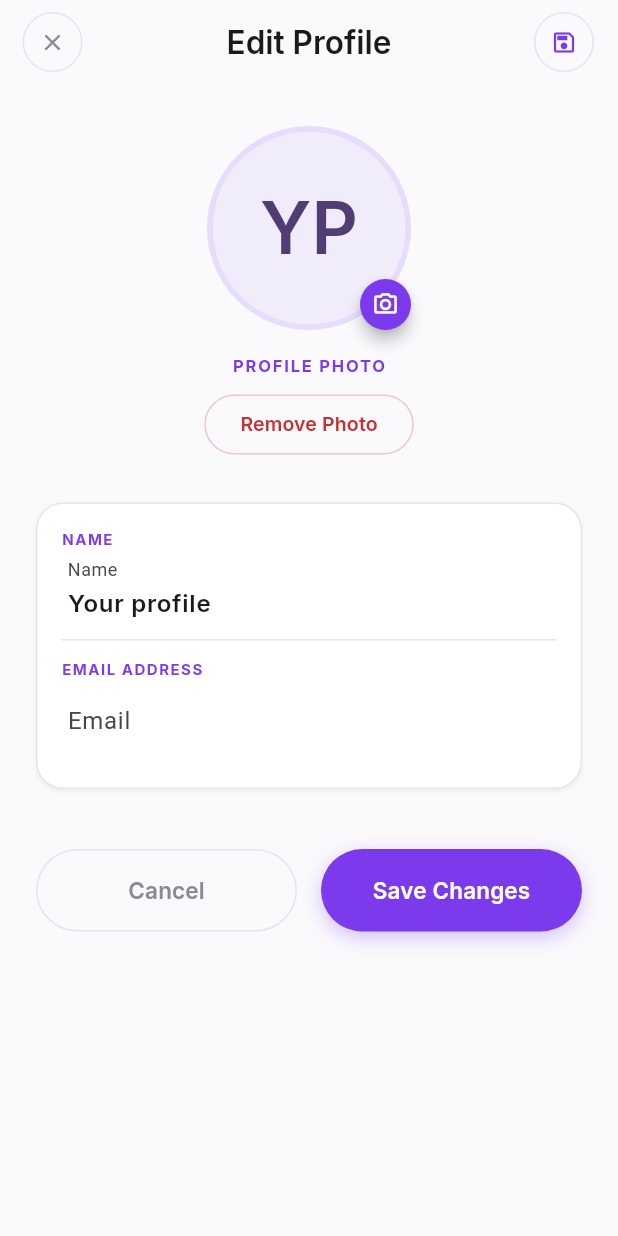
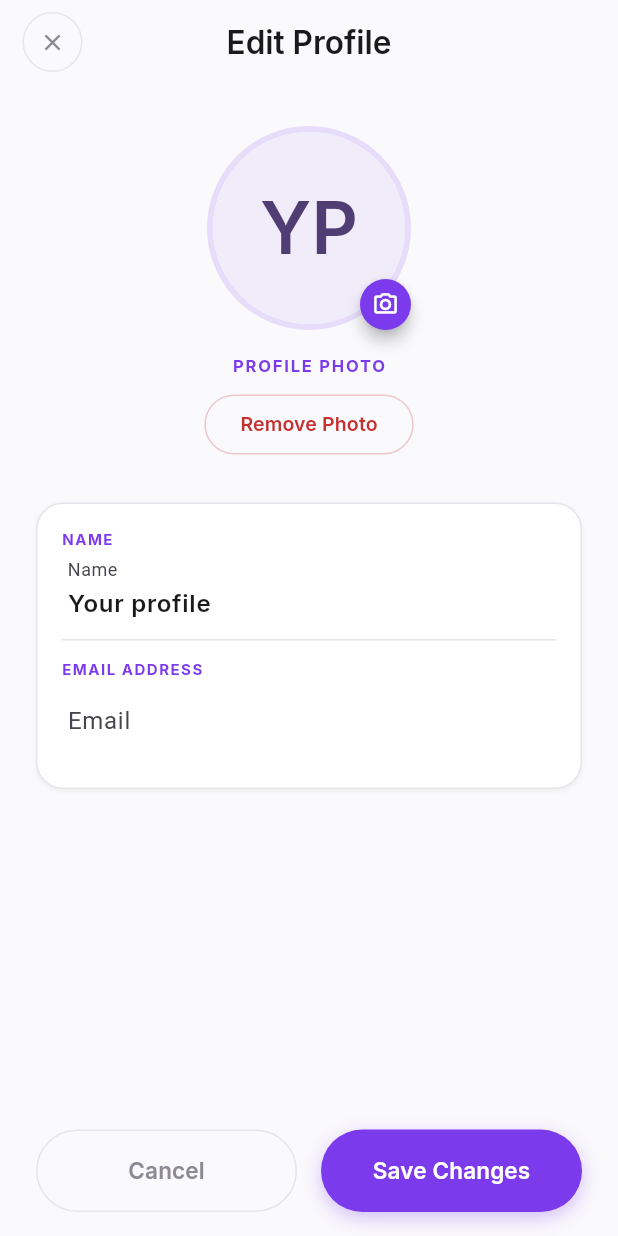
Before and after one commit to 0xdwe/ConnectMeSS8, a Flutter app: the EditProfileScreen screen opened by its route, on a phone screen of 412 x 824 dp. Run offline on Flutter 3.47's test engine with Material 3 defaults, Android fonts, the phone set to English and light mode, and no system bars; our stand-ins replace cloud_firestore, firebase_ai, firebase_auth, firebase_core, firebase_messaging, firebase_storage and 8 more; missing offline and left inert: app_settings, file_selector, firebase_app_check; accounts and stored records are empty.

Commit message:
feat(profile): move Cancel and Save Changes buttons to bottomNavigationBar and remove redundant AppBar save checkmark

```diff
--- a/lib/src/features/edit_profile_screen.dart
+++ b/lib/src/features/edit_profile_screen.dart
@@ -196,28 +196,6 @@ class _EditProfileScreenState extends ConsumerState<EditProfileScreen> {
             ),
           ),
         ),
-        actions: [
-          Center(
-            child: Container(
-              width: 40,
-              height: 40,
-              margin: const EdgeInsets.only(right: 16),
-              decoration: BoxDecoration(
-                shape: BoxShape.circle,
-                border: Border.all(color: tokens.border),
-              ),
-              child: IconButton(
-                icon: Icon(
-                  Icons.save_outlined,
-                  color: tokens.primary,
-                  size: 18,
-                ),
-                onPressed: _saving ? null : _saveChanges,
-                padding: EdgeInsets.zero,
-              ),
-            ),
-          ),
-        ],
       ),
       body: SafeArea(
         child: SingleChildScrollView(
@@ -386,9 +364,19 @@ class _EditProfileScreenState extends ConsumerState<EditProfileScreen> {
                 ),
               ),
               const SizedBox(height: 24),
-
-              // ─── Save & Cancel Outlined/Shadowed Pill Buttons ───
-              Row(
+            ],
+          ),
+        ),
+      ),
+      bottomNavigationBar: SafeArea(
+        child: Padding(
+          padding: EdgeInsets.fromLTRB(
+            AppSpacing.space5,
+            0,
+            AppSpacing.space5,
+            AppSpacing.space4,
+          ),
+          child: Row(
             children: [
               Expanded(
                 child: OutlinedButton(
@@ -443,8 +431,6 @@ class _EditProfileScreenState extends ConsumerState<EditProfileScreen> {
               ),
             ],
           ),
-            ],
-          ),
         ),
       ),
     );
```
Also changed, not shown: 1 other file. Lines whose indentation alone changed are shown as unchanged.
